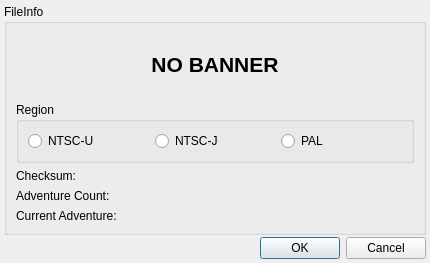
Above: save editor/SS_SaveEditor/forms/fileinfodialog.ui from Antidote/skyward-sword-save-editor before the change. Below: the same form after it.
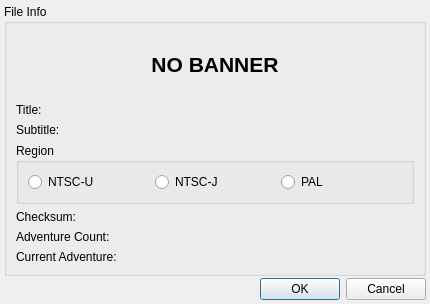
That is the form after the change.

Diff of the .ui file:
```diff
--- a/save editor/SS_SaveEditor/forms/fileinfodialog.ui
+++ b/save editor/SS_SaveEditor/forms/fileinfodialog.ui
@@ -7,7 +7,7 @@
     <x>0</x>
     <y>0</y>
     <width>430</width>
-    <height>263</height>
+    <height>288</height>
    </rect>
   </property>
   <property name="sizePolicy">
@@ -16,18 +16,6 @@
     <verstretch>0</verstretch>
    </sizepolicy>
   </property>
-  <property name="minimumSize">
-   <size>
-    <width>430</width>
-    <height>263</height>
-   </size>
-  </property>
-  <property name="maximumSize">
-   <size>
-    <width>430</width>
-    <height>263</height>
-   </size>
-  </property>
   <property name="windowTitle">
    <string>Dialog</string>
   </property>
@@ -41,9 +29,46 @@
    <item row="0" column="0">
     <widget class="QGroupBox" name="fileInfoGrpBox">
      <property name="title">
-      <string>FileInfo</string>
+      <string>File Info</string>
      </property>
      <layout class="QGridLayout" name="gridLayout_2">
+      <item row="1" column="0">
+       <widget class="QLabel" name="titleLbl">
+        <property name="text">
+         <string>Title:</string>
+        </property>
+       </widget>
+      </item>
+      <item row="3" column="0">
+       <widget class="QGroupBox" name="groupBox">
+        <property name="title">
+         <string>Region</string>
+        </property>
+        <layout class="QHBoxLayout" name="horizontalLayout">
+         <item>
+          <widget class="QRadioButton" name="ntscURadioBtn">
+           <property name="text">
+            <string>NTSC-U</string>
+           </property>
+          </widget>
+         </item>
+         <item>
+          <widget class="QRadioButton" name="ntscJRadioBtn">
+           <property name="text">
+            <string>NTSC-J</string>
+           </property>
+          </widget>
+         </item>
+         <item>
+          <widget class="QRadioButton" name="palRadioBtn">
+           <property name="text">
+            <string>PAL</string>
+           </property>
+          </widget>
+         </item>
+        </layout>
+       </widget>
+      </item>
       <item row="0" column="0">
        <layout class="QHBoxLayout" name="horizontalLayout_2">
         <item>
@@ -96,44 +121,7 @@
         </item>
        </layout>
       </item>
-      <item row="1" column="0">
-       <widget class="QGroupBox" name="groupBox">
-        <property name="title">
-         <string>Region</string>
-        </property>
-        <layout class="QHBoxLayout" name="horizontalLayout">
-         <item>
-          <widget class="QRadioButton" name="ntscURadioBtn">
-           <property name="text">
-            <string>NTSC-U</string>
-           </property>
-          </widget>
-         </item>
-         <item>
-          <widget class="QRadioButton" name="ntscJRadioBtn">
-           <property name="text">
-            <string>NTSC-J</string>
-           </property>
-          </widget>
-         </item>
-         <item>
-          <widget class="QRadioButton" name="palRadioBtn">
-           <property name="text">
-            <string>PAL</string>
-           </property>
-          </widget>
-         </item>
-        </layout>
-       </widget>
-      </item>
-      <item row="2" column="0">
-       <widget class="QLabel" name="checkSumLbl">
-        <property name="text">
-         <string>Checksum:</string>
-        </property>
-       </widget>
-      </item>
-      <item row="3" column="0">
+      <item row="5" column="0">
        <widget class="QLabel" name="adventureCountLbl">
         <property name="text">
          <string>Adventure Count:</string>
@@ -141,12 +129,26 @@
        </widget>
       </item>
       <item row="4" column="0">
+       <widget class="QLabel" name="checkSumLbl">
+        <property name="text">
+         <string>Checksum:</string>
+        </property>
+       </widget>
+      </item>
+      <item row="6" column="0">
        <widget class="QLabel" name="currentAdventureLbl">
         <property name="text">
          <string>Current Adventure:</string>
         </property>
        </widget>
       </item>
+      <item row="2" column="0">
+       <widget class="QLabel" name="subtitleLbl">
+        <property name="text">
+         <string>Subtitle:</string>
+        </property>
+       </widget>
+      </item>
      </layout>
      <zorder>checkSumLbl</zorder>
      <zorder>adventureCountLbl</zorder>
```
Left out of the diff: 4 changed lines with no effect on the pictures.
